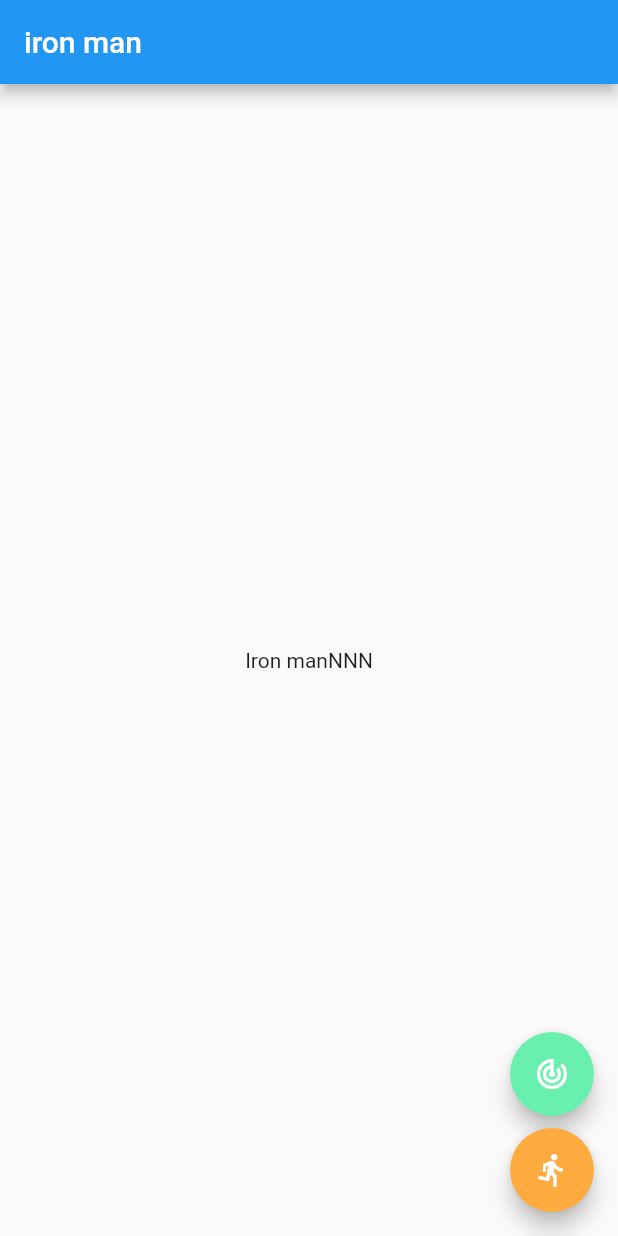
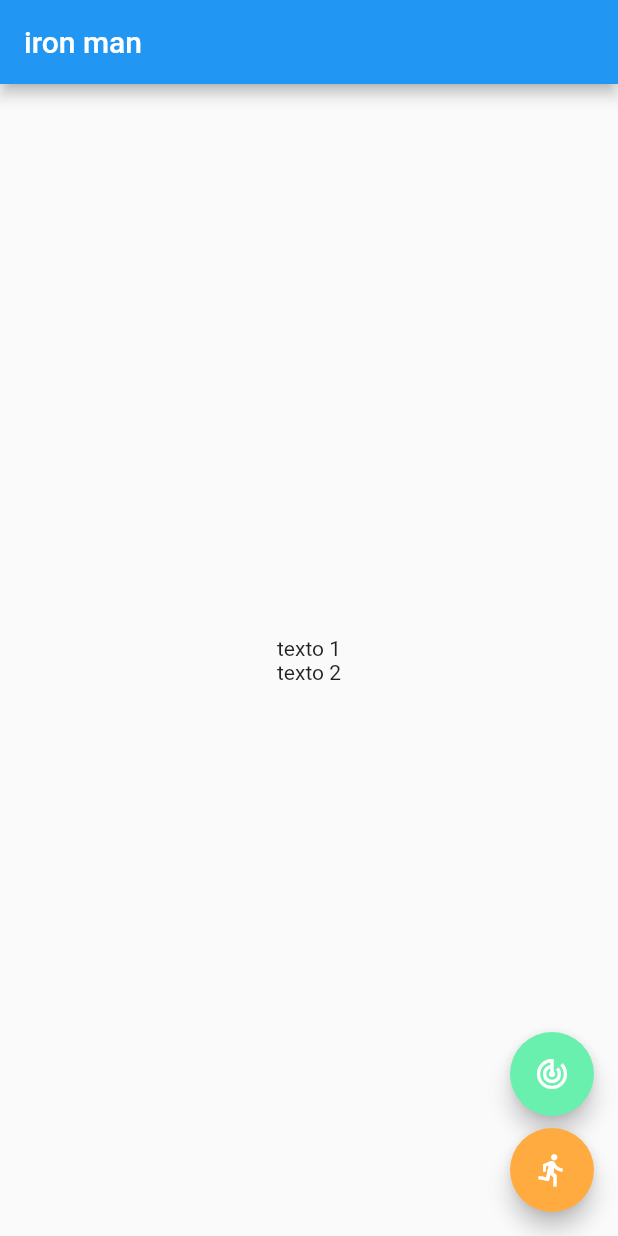
Before and after one commit to Marisabel-Condori/ejemplo-provider, a Flutter app: the screen it shows after launch, on a phone screen of 412 x 824 dp. Run offline on Flutter 3.47's test engine with Material 2 defaults, Android fonts, the phone set to English and light mode, and no system bars.

```diff
--- a/lib/pages/home_page.dart
+++ b/lib/pages/home_page.dart
@@ -1,3 +1,4 @@
+import 'package:ej_provider1/widgets/text_widget.dart';
 import 'package:flutter/material.dart';
 
 import 'package:ej_provider1/widgets/floatingActionButton_widget.dart';
@@ -11,9 +12,7 @@ import 'package:ej_provider1/widgets/floatingActionButton_widget.dart';
        appBar: AppBar(
          title: Text('iron man')
        ),
-       body: Center(
-         child: Text('Iron manNNN'),
-       ),
+       body:Center(child: TextWidget()),
        floatingActionButton: FloatingActionBWidget(),
      );
    }
--- a/lib/widgets/text_widget.dart
+++ b/lib/widgets/text_widget.dart
@@ -4,6 +4,12 @@ class TextWidget extends StatelessWidget {
 
   @override
   Widget build(BuildContext context) {
-    return Text('villano');
+    return Column(
+      mainAxisAlignment: MainAxisAlignment.center,
+      children: [
+        Text('texto 1'),
+        Text('texto 2')
+      ],
+    );
   }
 }
```
Also changed, not shown: lib/provider/vengador_provider.dart (added, +14 -0 lines).
